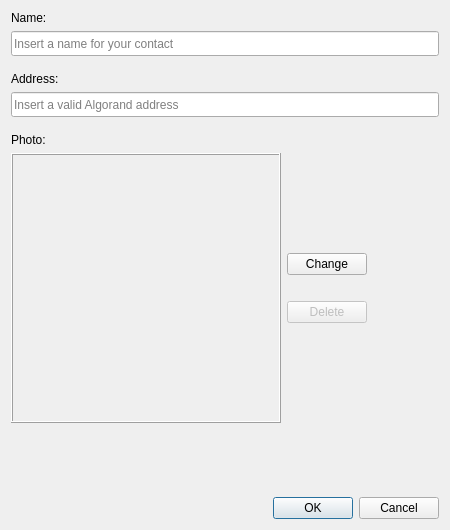
The window that Interfaces/Contacts/Ui_ContactsCreating.ui (CiottiGiorgio/Algorand-Wallet-Manager) describes before a commit, drawn with Qt 5.
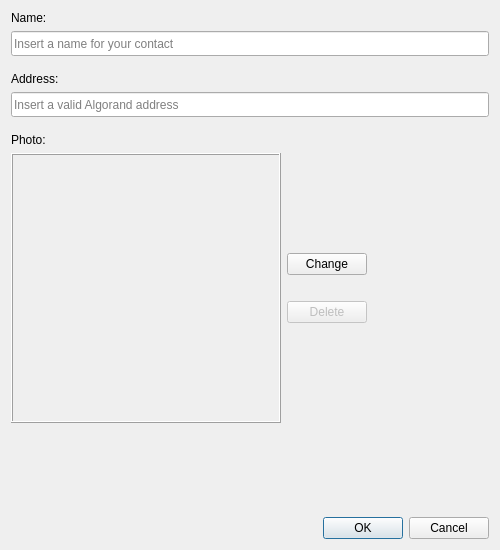
The same window after the commit.

```diff
--- a/Interfaces/Contacts/Ui_ContactsCreating.ui
+++ b/Interfaces/Contacts/Ui_ContactsCreating.ui
@@ -9,8 +9,8 @@
    <rect>
     <x>0</x>
     <y>0</y>
-    <width>450</width>
-    <height>530</height>
+    <width>500</width>
+    <height>550</height>
    </rect>
   </property>
   <property name="sizePolicy">
@@ -21,14 +21,14 @@
   </property>
   <property name="minimumSize">
    <size>
-    <width>450</width>
-    <height>530</height>
+    <width>500</width>
+    <height>550</height>
    </size>
   </property>
   <property name="maximumSize">
    <size>
-    <width>450</width>
-    <height>530</height>
+    <width>500</width>
+    <height>550</height>
    </size>
   </property>
   <property name="windowTitle">
```
